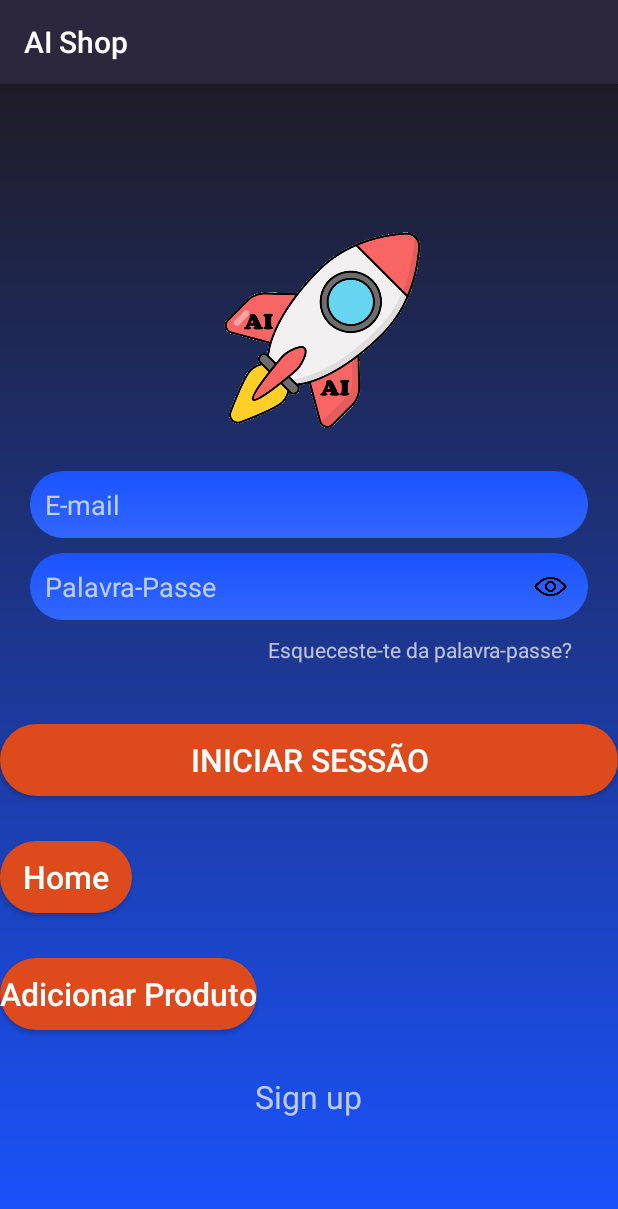
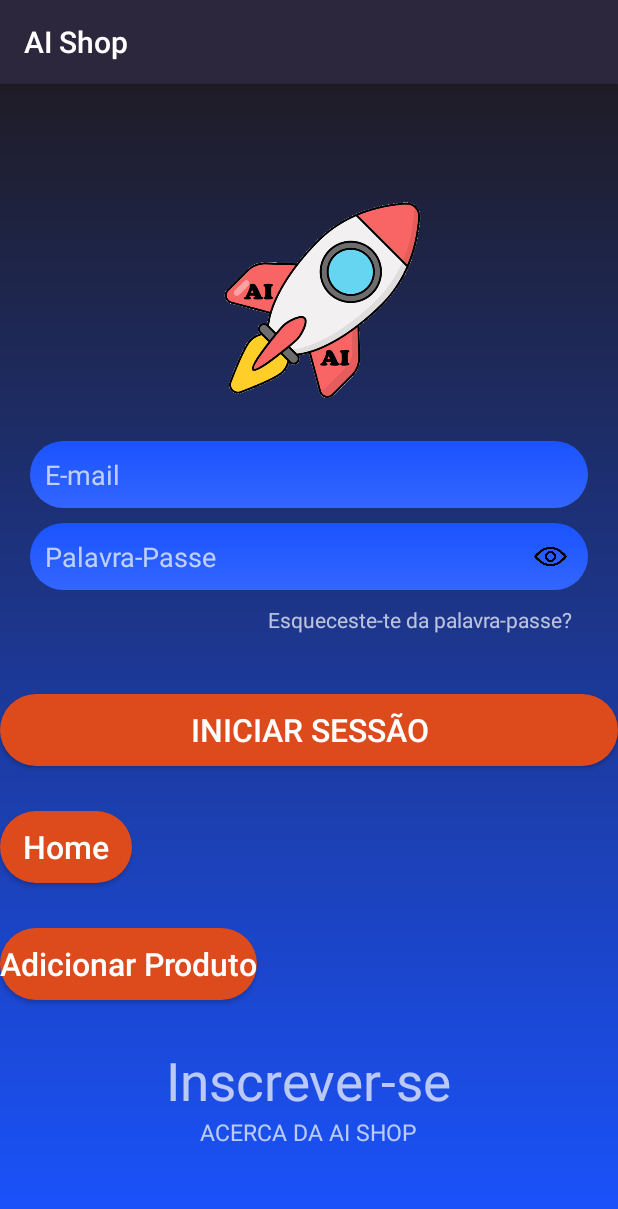
Before and after one commit to aluno20482/AIBuyISell, an Android app built with Jetpack Compose: the screen it shows after launch (LoginActivity), on a phone screen of 412 x 824 dp. Shown: the top 1209 px of the screen. Run offline under Robolectric (Android 15) with nearby library versions, the phone set to English and light mode, and no system bars; our stand-ins replace Dagger/Hilt's generated code, Firebase (no records; nobody signed in at launch, a user with empty details on screens opened directly).

Commit message:
Correção de bug ao entrar na app +  informações dos criadores

```diff
--- a/app/src/main/java/com/example/projeto/activities/LoginActivity.kt
+++ b/app/src/main/java/com/example/projeto/activities/LoginActivity.kt
@@ -41,6 +41,14 @@ class LoginActivity : MainActivity(){
         val registerText: TextView = findViewById(R.id.textView_registerNow)
         registerText.setOnClickListener {
             val intent = Intent(this, RegisterActivity::class.java)
+            startActivity(intent)
+        }
+
+
+        //Botao  Redireciona para a pagina de informacao
+        val infoText: TextView = findViewById(R.id.textView_informacao)
+        infoText.setOnClickListener {
+            val intent = Intent(this, InformationActivity::class.java)
             startActivity(intent)
         }
 
@@ -111,11 +119,11 @@ class LoginActivity : MainActivity(){
             startActivity(Intent(this@LoginActivity, MainActivity::class.java))
         }
 
-*/
+
 
         //redirecionar o usuário para a tela principal após o login
         startActivity(Intent(this@LoginActivity, MainActivity::class.java))
-        finish()
+        finish()*/
     }
 
 
@@ -148,6 +156,7 @@ class LoginActivity : MainActivity(){
                 Toast.LENGTH_SHORT
             ).show()
         }
+
 
         val inputEmail = email.text.toString()
         val inputPassword = password.text.toString()
--- a/app/src/main/res/layout/activity_login.xml
+++ b/app/src/main/res/layout/activity_login.xml
@@ -115,9 +115,18 @@
                 android:id="@+id/textView_registerNow"
                 android:layout_width="wrap_content"
                 android:layout_height="wrap_content"
-                android:text="Sign up"
-                android:textSize="21sp"
+                android:text="Inscrever-se"
+                android:textSize="35sp"
                 android:layout_gravity="center_horizontal" />
+
+            <TextView
+                android:id="@+id/textView_informacao"
+                android:layout_width="wrap_content"
+                android:layout_height="wrap_content"
+                android:text="ACERCA DA AI SHOP"
+                android:textSize="15sp"
+                android:layout_gravity="center_horizontal" />
+
 
 
         </LinearLayout>
--- a/app/src/main/res/values/strings.xml
+++ b/app/src/main/res/values/strings.xml
@@ -2,6 +2,11 @@
     <string name="app_name">AI Shop</string>
     <string name="register_sucess">Registo com Sucesso!</string>
     <string name="please_wait"> Please Wait&#8230;</string>
+
+    <string name="informacaoCurso"> Desenvolvimento de Aplicações Móveis</string>
+    <string name="informacaoCurso2"> Licenciatura em Eng. Informática 3º ano, 1º semestre Ano Letivo 2022/23</string>
+    <string name="alunoAfonso"> Afonso Graça nº 20944</string>
+    <string name="alunoIvan"> Ivan Ferreira nº 20482</string>
 
     <!--Base application theme. -->
     <style name="AppTheme" parent="Theme.AppCompat">
```
Also changed, not shown: app/src/main/AndroidManifest.xml (+12 -8 lines), app/src/main/java/com/example/projeto/activities/InformationActivity.kt (added, +12 -0 lines), app/src/main/res/layout/activity_information.xml (added, +79 -0 lines).
